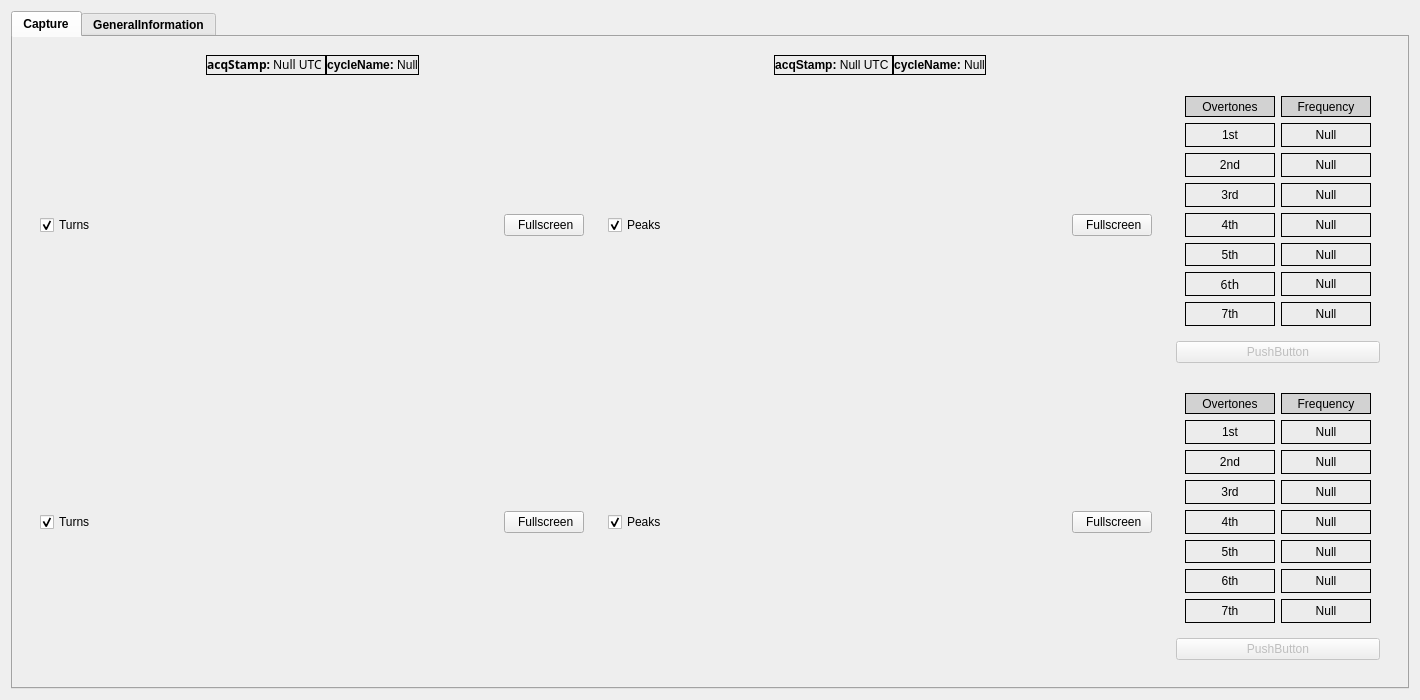
Above: diamond_blm_expert_gui/main_auto.ui from jfpatrick/diamond-blm-expert-gui before the change. Below: the same form after it.
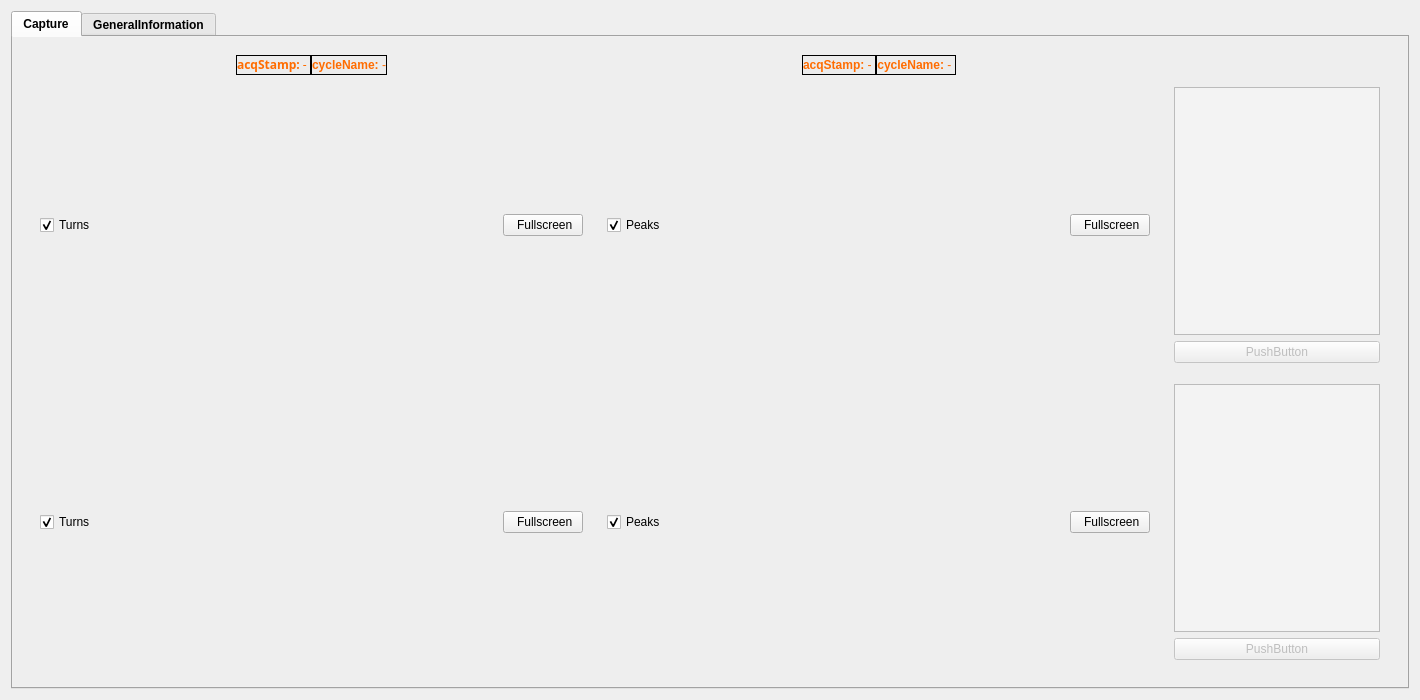
That is the form after the change. Icons and pictures are not drawn. Custom widgets are drawn as their Qt base class.

Diff of the .ui file:
```diff
--- a/diamond_blm_expert_gui/main_auto.ui
+++ b/diamond_blm_expert_gui/main_auto.ui
@@ -100,7 +100,7 @@
            <property name="selector" stdset="0">
             <string notr="true"/>
            </property>
-           <layout class="QGridLayout" name="gridLayout" rowstretch="0,0,0">
+           <layout class="QGridLayout" name="gridLayout" rowstretch="0,0,0" columnstretch="100,100,40">
             <property name="verticalSpacing">
              <number>3</number>
             </property>
@@ -177,317 +177,42 @@
               </property>
               <layout class="QVBoxLayout" name="verticalLayout_9">
                <item>
-                <widget class="QWidget" name="gridWidget_CaptureTab_Overtones_FFT0" native="true">
+                <widget class="QTableView" name="tableView_overtones_0">
                  <property name="styleSheet">
-                  <string notr="true">QWidget.CLabel{
-	border: 1px solid black;
-	background-color: rgb(236, 236, 236);
-}
-
-QWidget.QLabel{
-	border: 1px solid black;
-	background-color: rgb(236, 236, 236);
+                  <string notr="true">QTableView{
+	background-color: rgb(243, 243, 243);
 }</string>
                  </property>
-                 <layout class="QGridLayout" name="gridLayout_3" rowstretch="90,100,100,100,100,100,100,100">
-                  <item row="7" column="1">
-                   <widget class="CLabel" name="CLabel_Overtones0_7">
-                    <property name="minimumSize">
-                     <size>
-                      <width>90</width>
-                      <height>0</height>
-                     </size>
-                    </property>
-                    <property name="text">
-                     <string>Null</string>
-                    </property>
-                    <property name="alignment">
-                     <set>Qt::AlignCenter</set>
-                    </property>
-                    <property name="valueTransformation">
-                     <string notr="true">if len(new_val) &gt;= 7:
-    output('{0:.2f} kHz'.format(new_val[6]))
-else:
-    output('-')</string>
-                    </property>
-                   </widget>
-                  </item>
-                  <item row="1" column="1">
-                   <widget class="CLabel" name="CLabel_Overtones0_1">
-                    <property name="minimumSize">
-                     <size>
-                      <width>90</width>
-                      <height>0</height>
-                     </size>
-                    </property>
-                    <property name="text">
-                     <string>Null</string>
-                    </property>
-                    <property name="alignment">
-                     <set>Qt::AlignCenter</set>
-                    </property>
-                    <property name="valueTransformation">
-                     <string notr="true">if len(new_val) &gt;= 1:
-    output('{0:.2f} kHz'.format(new_val[0]))
-else:
-    output('-')</string>
-                    </property>
-                   </widget>
-                  </item>
-                  <item row="5" column="0">
-                   <widget class="CLabel" name="CLabel_JustLabel_Overtones0_5">
-                    <property name="minimumSize">
-                     <size>
-                      <width>90</width>
-                      <height>0</height>
-                     </size>
-                    </property>
-                    <property name="text">
-                     <string>5th</string>
-                    </property>
-                    <property name="alignment">
-                     <set>Qt::AlignCenter</set>
-                    </property>
-                   </widget>
-                  </item>
-                  <item row="2" column="0">
-                   <widget class="CLabel" name="CLabel_JustLabel_Overtones0_2">
-                    <property name="minimumSize">
-                     <size>
-                      <width>90</width>
-                      <height>0</height>
-                     </size>
-                    </property>
-                    <property name="text">
-                     <string>2nd</string>
-                    </property>
-                    <property name="alignment">
-                     <set>Qt::AlignCenter</set>
-                    </property>
-                   </widget>
-                  </item>
-                  <item row="4" column="0">
-                   <widget class="CLabel" name="CLabel_JustLabel_Overtones0_4">
-                    <property name="minimumSize">
-                     <size>
-                      <width>90</width>
-                      <height>0</height>
-                     </size>
-                    </property>
-                    <property name="text">
-                     <string>4th</string>
-                    </property>
-                    <property name="alignment">
-                     <set>Qt::AlignCenter</set>
-                    </property>
-                   </widget>
-                  </item>
-                  <item row="0" column="0">
-                   <widget class="QLabel" name="label_overtones0">
-                    <property name="styleSheet">
-                     <string notr="true">background-color: rgb(210, 210, 210);</string>
-                    </property>
-                    <property name="text">
-                     <string>Overtones</string>
-                    </property>
-                    <property name="alignment">
-                     <set>Qt::AlignCenter</set>
-                    </property>
-                   </widget>
-                  </item>
-                  <item row="4" column="1">
-                   <widget class="CLabel" name="CLabel_Overtones0_4">
-                    <property name="minimumSize">
-                     <size>
-                      <width>90</width>
-                      <height>0</height>
-                     </size>
-                    </property>
-                    <property name="text">
-                     <string>Null</string>
-                    </property>
-                    <property name="alignment">
-                     <set>Qt::AlignCenter</set>
-                    </property>
-                    <property name="valueTransformation">
-                     <string notr="true">if len(new_val) &gt;= 4:
-    output('{0:.2f} kHz'.format(new_val[3]))
-else:
-    output('-')</string>
-                    </property>
-                   </widget>
-                  </item>
-                  <item row="6" column="0">
-                   <widget class="CLabel" name="CLabel_JustLabel_Overtones0_6">
-                    <property name="minimumSize">
-                     <size>
-                      <width>90</width>
-                      <height>0</height>
-                     </size>
-                    </property>
-                    <property name="font">
-                     <font>
-                      <family>Sans Serif</family>
-                     </font>
-                    </property>
-                    <property name="text">
-                     <string>6th</string>
-                    </property>
-                    <property name="alignment">
-                     <set>Qt::AlignCenter</set>
-                    </property>
-                   </widget>
-                  </item>
-                  <item row="3" column="1">
-                   <widget class="CLabel" name="CLabel_Overtones0_3">
-                    <property name="minimumSize">
-                     <size>
-                      <width>90</width>
-                      <height>0</height>
-                     </size>
-                    </property>
-                    <property name="text">
-                     <string>Null</string>
-                    </property>
-                    <property name="alignment">
-                     <set>Qt::AlignCenter</set>
-                    </property>
-                    <property name="valueTransformation">
-                     <string notr="true">if len(new_val) &gt;= 3:
-    output('{0:.2f} kHz'.format(new_val[2]))
-else:
-    output('-')</string>
-                    </property>
-                   </widget>
-                  </item>
-                  <item row="0" column="1">
-                   <widget class="QLabel" name="label_frequency0">
-                    <property name="styleSheet">
-                     <string notr="true">background-color: rgb(210, 210, 210);</string>
-                    </property>
-                    <property name="text">
-                     <string>Frequency</string>
-                    </property>
-                    <property name="alignment">
-                     <set>Qt::AlignCenter</set>
-                    </property>
-                   </widget>
-                  </item>
-                  <item row="5" column="1">
-                   <widget class="CLabel" name="CLabel_Overtones0_5">
-                    <property name="minimumSize">
-                     <size>
-                      <width>90</width>
-                      <height>0</height>
-                     </size>
-                    </property>
-                    <property name="text">
-                     <string>Null</string>
-                    </property>
-                    <property name="alignment">
-                     <set>Qt::AlignCenter</set>
-                    </property>
-                    <property name="valueTransformation">
-                     <string notr="true">if len(new_val) &gt;= 5:
-    output('{0:.2f} kHz'.format(new_val[4]))
-else:
-    output('-')</string>
-                    </property>
-                   </widget>
-                  </item>
-                  <item row="1" column="0">
-                   <widget class="CLabel" name="CLabel_JustLabel_Overtones0_1">
-                    <property name="minimumSize">
-                     <size>
-                      <width>90</width>
-                      <height>0</height>
-                     </size>
-                    </property>
-                    <property name="text">
-                     <string>1st</string>
-                    </property>
-                    <property name="alignment">
-                     <set>Qt::AlignCenter</set>
-                    </property>
-                   </widget>
-                  </item>
-                  <item row="3" column="0">
-                   <widget class="CLabel" name="CLabel_JustLabel_Overtones0_3">
-                    <property name="minimumSize">
-                     <size>
-                      <width>90</width>
-                      <height>0</height>
-                     </size>
-                    </property>
-                    <property name="text">
-                     <string>3rd</string>
-                    </property>
-                    <property name="alignment">
-                     <set>Qt::AlignCenter</set>
-                    </property>
-                   </widget>
-                  </item>
-                  <item row="6" column="1">
-                   <widget class="CLabel" name="CLabel_Overtones0_6">
-                    <property name="minimumSize">
-                     <size>
-                      <width>90</width>
-                      <height>0</height>
-                     </size>
-                    </property>
-                    <property name="text">
-                     <string>Null</string>
-                    </property>
-                    <property name="alignment">
-                     <set>Qt::AlignCenter</set>
-                    </property>
-                    <property name="valueTransformation">
-                     <string notr="true">if len(new_val) &gt;= 6:
-    output('{0:.2f} kHz'.format(new_val[5]))
-else:
-    output('-')</string>
-                    </property>
-                   </widget>
-                  </item>
-                  <item row="7" column="0">
-                   <widget class="CLabel" name="CLabel_JustLabel_Overtones0_7">
-                    <property name="minimumSize">
-                     <size>
-                      <width>90</width>
-                      <height>0</height>
-                     </size>
-                    </property>
-                    <property name="text">
-                     <string>7th</string>
-                    </property>
-                    <property name="alignment">
-                     <set>Qt::AlignCenter</set>
-                    </property>
-                   </widget>
-                  </item>
-                  <item row="2" column="1">
-                   <widget class="CLabel" name="CLabel_Overtones0_2">
-                    <property name="minimumSize">
-                     <size>
-                      <width>90</width>
-                      <height>0</height>
-                     </size>
-                    </property>
-                    <property name="text">
-                     <string>Null</string>
-                    </property>
-                    <property name="alignment">
-                     <set>Qt::AlignCenter</set>
-                    </property>
-                    <property name="valueTransformation">
-                     <string notr="true">if len(new_val) &gt;= 2:
-    output('{0:.2f} kHz'.format(new_val[1]))
-else:
-    output('-')</string>
-                    </property>
-                   </widget>
-                  </item>
-                 </layout>
+                 <property name="frameShadow">
+                  <enum>QFrame::Plain</enum>
+                 </property>
+                 <property name="alternatingRowColors">
+                  <bool>true</bool>
+                 </property>
+                 <property name="selectionMode">
+                  <enum>QAbstractItemView::NoSelection</enum>
+                 </property>
+                 <attribute name="horizontalHeaderMinimumSectionSize">
+                  <number>50</number>
+                 </attribute>
+                 <attribute name="horizontalHeaderHighlightSections">
+                  <bool>false</bool>
+                 </attribute>
+                 <attribute name="horizontalHeaderStretchLastSection">
+                  <bool>true</bool>
+                 </attribute>
+                 <attribute name="verticalHeaderVisible">
+                  <bool>false</bool>
+                 </attribute>
+                 <attribute name="verticalHeaderMinimumSectionSize">
+                  <number>25</number>
+                 </attribute>
+                 <attribute name="verticalHeaderDefaultSectionSize">
+                  <number>50</number>
+                 </attribute>
+                 <attribute name="verticalHeaderHighlightSections">
+                  <bool>false</bool>
+                 </attribute>
                 </widget>
                </item>
                <item>
@@ -603,7 +328,7 @@
                <item>
                 <widget class="CLabel" name="CLabel_acqStamp_Capture_1">
                  <property name="text">
-                  <string>&lt;b&gt;acqStamp:&lt;/b&gt; Null UTC </string>
+                  <string>&lt;font color=#FF6C00&gt;&lt;b&gt;acqStamp:&lt;/b&gt; -  &lt;/color&gt;</string>
                  </property>
                  <property name="textFormat">
                   <enum>Qt::RichText</enum>
@@ -616,7 +341,8 @@
                <item>
                 <widget class="CLabel" name="CLabel_cycleName_Capture_1">
                  <property name="text">
-                  <string>&lt;b&gt;cycleName:&lt;/b&gt; Null</string>
+                  <string>&lt;font color=#FF6C00&gt;&lt;b&gt;cycleName:&lt;/b&gt; -&lt;/color&gt;
+</string>
                  </property>
                  <property name="textFormat">
                   <enum>Qt::RichText</enum>
@@ -741,7 +467,7 @@
                   </font>
                  </property>
                  <property name="text">
-                  <string>&lt;b&gt;acqStamp:&lt;/b&gt; Null UTC  </string>
+                  <string>&lt;font color=#FF6C00&gt;&lt;b&gt;acqStamp:&lt;/b&gt; -  &lt;/color&gt;</string>
                  </property>
                  <property name="textFormat">
                   <enum>Qt::RichText</enum>
@@ -754,7 +480,7 @@
                <item>
                 <widget class="CLabel" name="CLabel_cycleName_Capture_0">
                  <property name="text">
-                  <string>&lt;b&gt;cycleName:&lt;/b&gt; Null</string>
+                  <string>&lt;font color=#FF6C00&gt;&lt;b&gt;cycleName:&lt;/b&gt; -&lt;/color&gt;</string>
                  </property>
                  <property name="textFormat">
                   <enum>Qt::RichText</enum>
@@ -784,315 +510,42 @@
              <widget class="CContextFrame" name="CContextFrame_CaptureTab_Overtones_FFT1">
               <layout class="QVBoxLayout" name="verticalLayout_10">
                <item>
-                <widget class="QWidget" name="gridWidget_CaptureTab_Overtones_FFT1" native="true">
+                <widget class="QTableView" name="tableView_overtones_1">
                  <property name="styleSheet">
-                  <string notr="true">QWidget.CLabel{
-	border: 1px solid black;
-	background-color: rgb(236, 236, 236);
-}
-
-QWidget.QLabel{
-	border: 1px solid black;
-	background-color: rgb(236, 236, 236);
+                  <string notr="true">QTableView{
+	background-color: rgb(243, 243, 243);
 }</string>
                  </property>
-                 <layout class="QGridLayout" name="gridLayout_7" rowstretch="90,100,100,100,100,100,100,100" columnminimumwidth="80,80">
-                  <item row="4" column="1">
-                   <widget class="CLabel" name="CLabel_Overtones1_4">
-                    <property name="minimumSize">
-                     <size>
-                      <width>90</width>
-                      <height>0</height>
-                     </size>
-                    </property>
-                    <property name="text">
-                     <string>Null</string>
-                    </property>
-                    <property name="alignment">
-                     <set>Qt::AlignCenter</set>
-                    </property>
-                    <property name="valueTransformation">
-                     <string notr="true">if len(new_val) &gt;= 4:
-    output('{0:.2f} kHz'.format(new_val[3]))
-else:
-    output('-')</string>
-                    </property>
-                   </widget>
-                  </item>
-                  <item row="2" column="1">
-                   <widget class="CLabel" name="CLabel_Overtones1_2">
-                    <property name="minimumSize">
-                     <size>
-                      <width>90</width>
-                      <height>0</height>
-                     </size>
-                    </property>
-                    <property name="text">
-                     <string>Null</string>
-                    </property>
-                    <property name="alignment">
-                     <set>Qt::AlignCenter</set>
-                    </property>
-                    <property name="valueTransformation">
-                     <string notr="true">if len(new_val) &gt;= 2:
-    output('{0:.2f} kHz'.format(new_val[1]))
-else:
-    output('-')</string>
-                    </property>
-                   </widget>
-                  </item>
-                  <item row="1" column="1">
-                   <widget class="CLabel" name="CLabel_Overtones1_1">
-                    <property name="minimumSize">
-                     <size>
-                      <width>90</width>
-                      <height>0</height>
-                     </size>
-                    </property>
-                    <property name="text">
-                     <string>Null</string>
-                    </property>
-                    <property name="alignment">
-                     <set>Qt::AlignCenter</set>
-                    </property>
-                    <property name="valueTransformation">
-                     <string notr="true">if len(new_val) &gt;= 1:
-    output('{0:.2f} kHz'.format(new_val[0]))
-else:
-    output('-')</string>
-                    </property>
-                   </widget>
-                  </item>
-                  <item row="3" column="0">
-                   <widget class="CLabel" name="CLabel_JustLabel_Overtones1_3">
-                    <property name="minimumSize">
-                     <size>
-                      <width>90</width>
-                      <height>0</height>
-                     </size>
-                    </property>
-                    <property name="text">
-                     <string>3rd</string>
-                    </property>
-                    <property name="alignment">
-                     <set>Qt::AlignCenter</set>
-                    </property>
-                   </widget>
-                  </item>
-                  <item row="4" column="0">
-                   <widget class="CLabel" name="CLabel_JustLabel_Overtones1_4">
-                    <property name="minimumSize">
-                     <size>
-                      <width>90</width>
-                      <height>0</height>
-                     </size>
-                    </property>
-                    <property name="text">
-                     <string>4th</string>
-                    </property>
-                    <property name="alignment">
-                     <set>Qt::AlignCenter</set>
-                    </property>
-                    <property name="rules" stdset="0">
-                     <string>[]</string>
-                    </property>
-                   </widget>
-                  </item>
-                  <item row="0" column="0">
-                   <widget class="QLabel" name="label_overtones1">
-                    <property name="styleSheet">
-                     <string notr="true">background-color: rgb(210, 210, 210);</string>
-                    </property>
-                    <property name="text">
-                     <string>Overtones</string>
-                    </property>
-                    <property name="alignment">
-                     <set>Qt::AlignCenter</set>
-                    </property>
-                   </widget>
-                  </item>
-                  <item row="6" column="0">
-                   <widget class="CLabel" name="CLabel_JustLabel_Overtones1_6">
-                    <property name="minimumSize">
-                     <size>
-                      <width>90</width>
-                      <height>0</height>
-                     </size>
-                    </property>
-                    <property name="text">
-                     <string>6th</string>
-                    </property>
-                    <property name="alignment">
-                     <set>Qt::AlignCenter</set>
-                    </property>
-                   </widget>
-                  </item>
-                  <item row="0" column="1">
-                   <widget class="QLabel" name="label_frequency1">
-                    <property name="styleSheet">
-                     <string notr="true">background-color: rgb(210, 210, 210);</string>
-                    </property>
-                    <property name="text">
-                     <string>Frequency</string>
-                    </property>
-                    <property name="alignment">
-                     <set>Qt::AlignCenter</set>
-                    </property>
-                   </widget>
-                  </item>
-                  <item row="2" column="0">
-                   <widget class="CLabel" name="CLabel_JustLabel_Overtones1_2">
-                    <property name="minimumSize">
-                     <size>
-                      <width>90</width>
-                      <height>0</height>
-                     </size>
-                    </property>
-                    <property name="text">
-                     <string>2nd</string>
-                    </property>
-                    <property name="alignment">
-                     <set>Qt::AlignCenter</set>
-                    </property>
-                   </widget>
-                  </item>
-                  <item row="6" column="1">
-                   <widget class="CLabel" name="CLabel_Overtones1_6">
-                    <property name="minimumSize">
-                     <size>
-                      <width>90</width>
-                      <height>0</height>
-                     </size>
-                    </property>
-                    <property name="text">
-                     <string>Null</string>
-                    </property>
-                    <property name="alignment">
-                     <set>Qt::AlignCenter</set>
-                    </property>
-                    <property name="valueTransformation">
-                     <string notr="true">if len(new_val) &gt;= 6:
-    output('{0:.2f} kHz'.format(new_val[5]))
-else:
-    output('-')</string>
-                    </property>
-                   </widget>
-                  </item>
-                  <item row="1" column="0">
-                   <widget class="CLabel" name="CLabel_JustLabel_Overtones1_1">
-                    <property name="minimumSize">
-                     <size>
-                      <width>90</width>
-                      <height>0</height>
-                     </size>
-                    </property>
-                    <property name="text">
-                     <string>1st</string>
-                    </property>
-                    <property name="alignment">
-                     <set>Qt::AlignCenter</set>
-                    </property>
-                   </widget>
-                  </item>
-                  <item row="5" column="0">
-                   <widget class="CLabel" name="CLabel_JustLabel_Overtones1_5">
-                    <property name="minimumSize">
-                     <size>
-                      <width>90</width>
-                      <height>0</height>
-                     </size>
-                    </property>
-                    <property name="text">
-                     <string>5th</string>
-                    </property>
-                    <property name="alignment">
-                     <set>Qt::AlignCenter</set>
-                    </property>
-                   </widget>
-                  </item>
-                  <item row="5" column="1">
-                   <widget class="CLabel" name="CLabel_Overtones1_5">
-                    <property name="minimumSize">
-                     <size>
-                      <width>90</width>
-                      <height>0</height>
-                     </size>
-                    </property>
-                    <property name="text">
-                     <string>Null</string>
-                    </property>
-                    <property name="alignment">
-                     <set>Qt::AlignCenter</set>
-                    </property>
-                    <property name="valueTransformation">
-                     <string notr="true">if len(new_val) &gt;= 5:
-    output('{0:.2f} kHz'.format(new_val[4]))
-else:
-    output('-')</string>
-                    </property>
-                   </widget>
-                  </item>
-                  <item row="3" column="1">
-                   <widget class="CLabel" name="CLabel_Overtones1_3">
-                    <property name="minimumSize">
-                     <size>
-                      <width>90</width>
-                      <height>0</height>
-                     </size>
-                    </property>
-                    <property name="text">
-                     <string>Null</string>
-                    </property>
-                    <property name="alignment">
-                     <set>Qt::AlignCenter</set>
-                    </property>
-                    <property name="valueTransformation">
-                     <string notr="true">if len(new_val) &gt;= 3:
-    output('{0:.2f} kHz'.format(new_val[2]))
-else:
-    output('-')</string>
-                    </property>
-                   </widget>
-                  </item>
-                  <item row="7" column="0">
-                   <widget class="CLabel" name="CLabel_JustLabel_Overtones1_7">
-                    <property name="minimumSize">
-                     <size>
-                      <width>90</width>
-                      <height>0</height>
-                     </size>
-                    </property>
-                    <property name="text">
-                     <string>7th</string>
-                    </property>
-                    <property name="alignment">
-                     <set>Qt::AlignCenter</set>
-                    </property>
-                   </widget>
-                  </item>
-                  <item row="7" column="1">
-                   <widget class="CLabel" name="CLabel_Overtones1_7">
-                    <property name="minimumSize">
-                     <size>
-                      <width>90</width>
-                      <height>0</height>
-                     </size>
-                    </property>
-                    <property name="text">
-                     <string>Null</string>
-                    </property>
-                    <property name="alignment">
-                     <set>Qt::AlignCenter</set>
-                    </property>
-                    <property name="valueTransformation">
-                     <string notr="true">if len(new_val) &gt;= 7:
-    output('{0:.2f} kHz'.format(new_val[6]))
-else:
-    output('-')</string>
-                    </property>
-                   </widget>
-                  </item>
-                 </layout>
+                 <property name="frameShadow">
+                  <enum>QFrame::Plain</enum>
+                 </property>
+                 <property name="alternatingRowColors">
+                  <bool>true</bool>
+                 </property>
+                 <property name="selectionMode">
+                  <enum>QAbstractItemView::NoSelection</enum>
+                 </property>
+                 <attribute name="horizontalHeaderMinimumSectionSize">
+                  <number>50</number>
+                 </attribute>
+                 <attribute name="horizontalHeaderHighlightSections">
+                  <bool>false</bool>
+                 </attribute>
+                 <attribute name="horizontalHeaderStretchLastSection">
+                  <bool>true</bool>
+                 </attribute>
+                 <attribute name="verticalHeaderVisible">
+                  <bool>false</bool>
+                 </attribute>
+                 <attribute name="verticalHeaderMinimumSectionSize">
+                  <number>25</number>
+                 </attribute>
+                 <attribute name="verticalHeaderDefaultSectionSize">
+                  <number>50</number>
+                 </attribute>
+                 <attribute name="verticalHeaderHighlightSections">
+                  <bool>false</bool>
+                 </attribute>
                 </widget>
                </item>
                <item>
```
Left out of the diff: 478 changed lines with no effect on the pictures.
